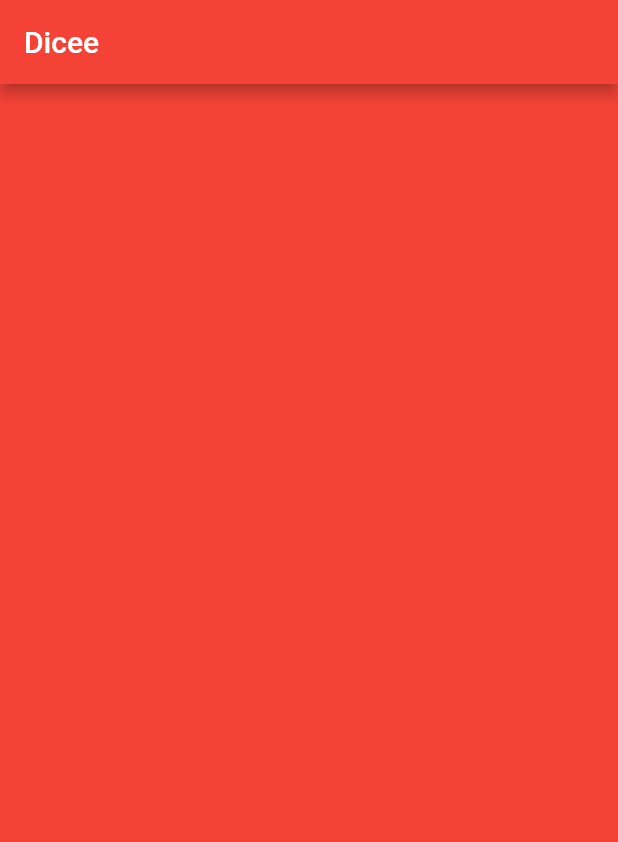
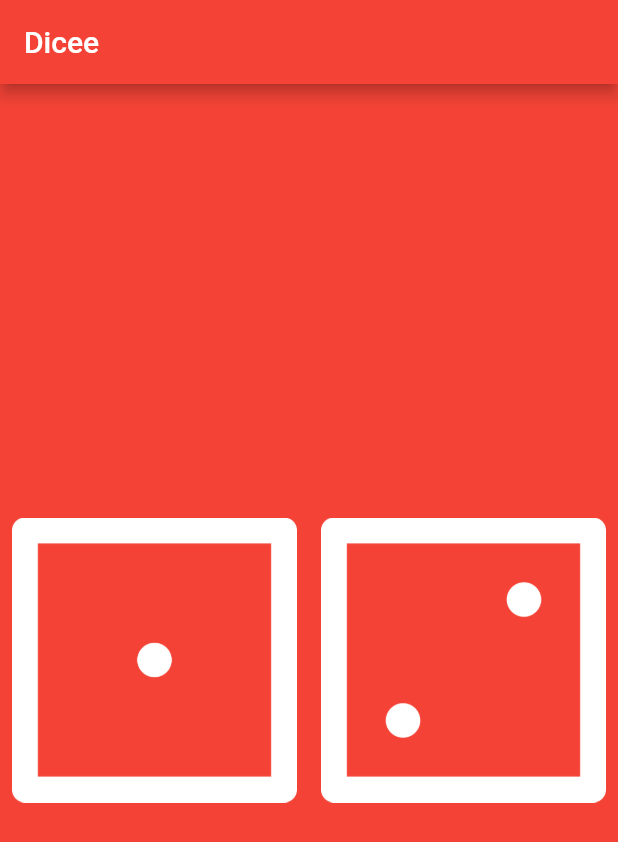
Before and after one commit to Anik7303/flutter-course, a Flutter app: the screen it shows after launch, on a phone screen of 412 x 824 dp. Shown: the top 842 px of the screen. Run offline on Flutter 3.47's test engine with Material 2 defaults, Android fonts, the phone set to English and light mode, and no system bars.

Commit message:
introducing TextButton

```diff
--- a/lib/main.dart
+++ b/lib/main.dart
@@ -23,6 +23,31 @@ class MyApp extends StatelessWidget {
 class DicePage extends StatelessWidget {
   @override
   Widget build(BuildContext context) {
-    return Container();
+    return Center(
+      child: Row(
+        children: [
+          Expanded(
+            child: TextButton(
+              child: Image.asset('images/dice1.png'),
+              onPressed: () {
+                print('left button pressed');
+              },
+            ),
+            flex: 2,
+          ),
+          Expanded(
+            child: TextButton(
+              child: Image.asset('images/dice2.png'),
+              onPressed: onDicePress,
+            ),
+            flex: 2,
+          )
+        ],
+      ),
+    );
+  }
+
+  void onDicePress() {
+    print('dice pressed');
   }
 }
```
Also changed, not shown: 1 other file.
